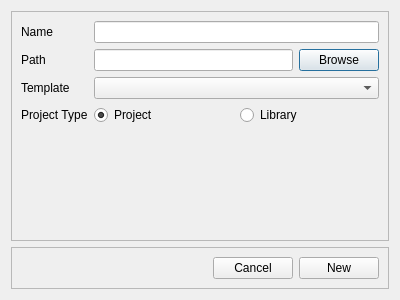
This is assets/ui_files/NewWindowDialog.ui in threezinedine/ntt-game-editor as Qt 5 draws it before an edit. The edited form follows.
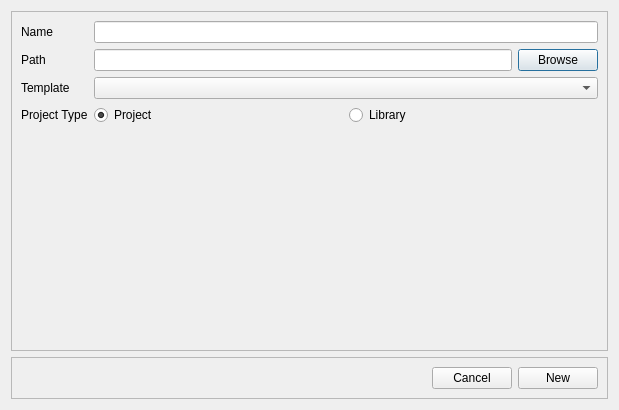
This is the edited form.

```diff
--- a/assets/ui_files/NewWindowDialog.ui
+++ b/assets/ui_files/NewWindowDialog.ui
@@ -6,8 +6,8 @@
    <rect>
     <x>0</x>
     <y>0</y>
-    <width>400</width>
-    <height>300</height>
+    <width>619</width>
+    <height>410</height>
    </rect>
   </property>
   <property name="windowTitle">
```
